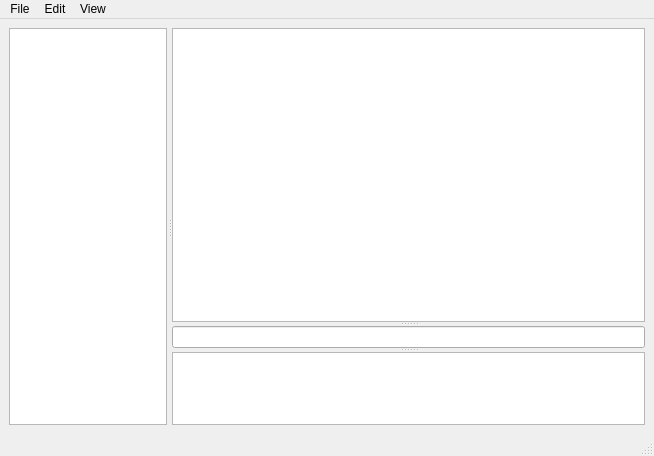
Old version of the form src/gui/mainWindow.ui in the repository McmImM/MechForge.
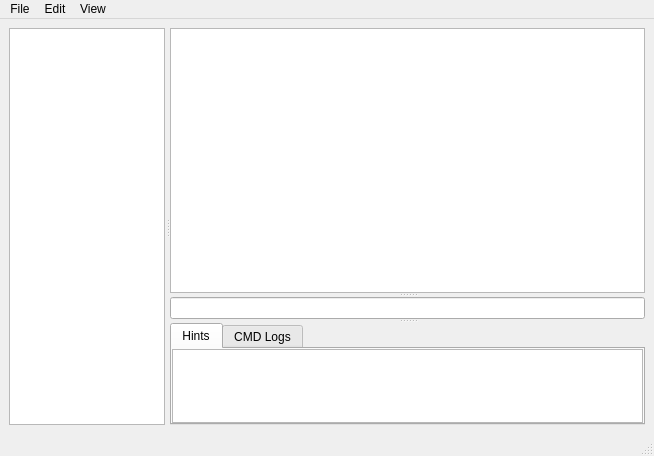
New version of the form. Custom widgets are drawn as their Qt base class.

```diff
--- a/src/gui/mainWindow.ui
+++ b/src/gui/mainWindow.ui
@@ -54,18 +54,34 @@
         <property name="sizePolicy">
          <sizepolicy hsizetype="Expanding" vsizetype="Expanding">
           <horstretch>0</horstretch>
-          <verstretch>4</verstretch>
+          <verstretch>3</verstretch>
          </sizepolicy>
         </property>
        </widget>
        <widget class="QLineEdit" name="cmdInput"/>
-       <widget class="QPlainTextEdit" name="cmdLog">
+       <widget class="QTabWidget" name="tabWidget">
         <property name="sizePolicy">
          <sizepolicy hsizetype="Expanding" vsizetype="Expanding">
           <horstretch>0</horstretch>
           <verstretch>1</verstretch>
          </sizepolicy>
         </property>
+        <property name="currentIndex">
+         <number>0</number>
+        </property>
+        <widget class="MFGuiHints" name="hints">
+         <property name="flow">
+          <enum>QListView::Flow::LeftToRight</enum>
+         </property>
+         <attribute name="title">
+          <string>Hints</string>
+         </attribute>
+        </widget>
+        <widget class="QWidget" name="cmdLog">
+         <attribute name="title">
+          <string>CMD Logs</string>
+         </attribute>
+        </widget>
        </widget>
       </widget>
      </widget>
@@ -144,6 +160,13 @@
    </property>
   </action>
  </widget>
+ <customwidgets>
+  <customwidget>
+   <class>MFGuiHints</class>
+   <extends>QListWidget</extends>
+   <header>mfgui_hints</header>
+  </customwidget>
+ </customwidgets>
  <resources/>
  <connections/>
 </ui>
```
Left out of the diff: 2 changed lines with no effect on the pictures.
